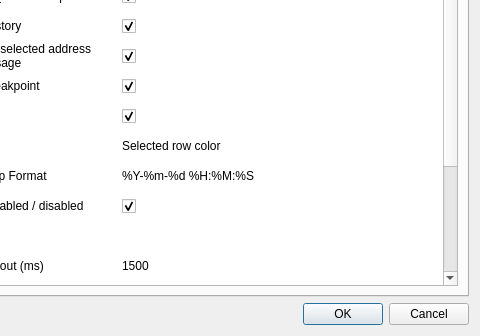
The window that resources/designer/settingsDialog.ui (jetedonner/LLDBPyGUI) describes before a commit, drawn with Qt 5; both pictures show x 160 to 640 and y 144 to 480 of the 640 by 480 pixel window.
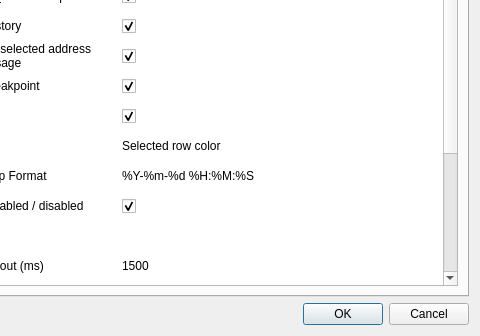
The same window after the commit.

What changed in the file:
```diff
--- a/resources/designer/settingsDialog.ui
+++ b/resources/designer/settingsDialog.ui
@@ -126,6 +126,11 @@
            <string>Autoscroll Debug Output</string>
           </property>
          </row>
+         <row>
+          <property name="text">
+           <string>Show Line-No. in Disassembly</string>
+          </property>
+         </row>
          <column>
           <property name="text">
            <string>Setting</string>
@@ -418,6 +423,19 @@
            <enum>Checked</enum>
           </property>
          </item>
+         <item row="17" column="0">
+          <property name="text">
+           <string>Show Line-No. in Disassembly</string>
+          </property>
+          <property name="checkState">
+           <enum>Checked</enum>
+          </property>
+         </item>
+         <item row="17" column="1">
+          <property name="checkState">
+           <enum>Checked</enum>
+          </property>
+         </item>
         </widget>
        </item>
       </layout>
```
